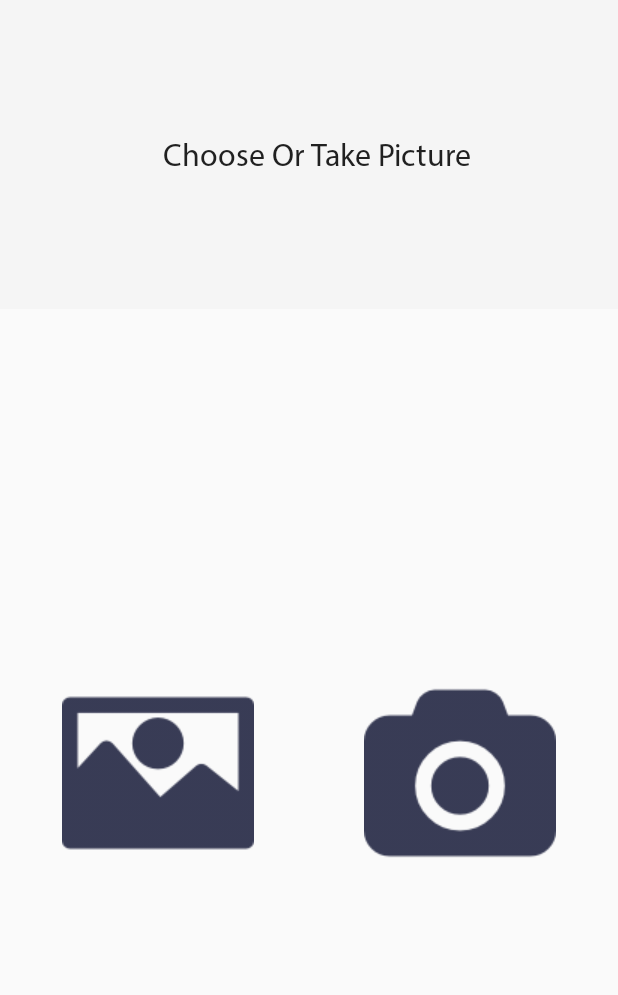
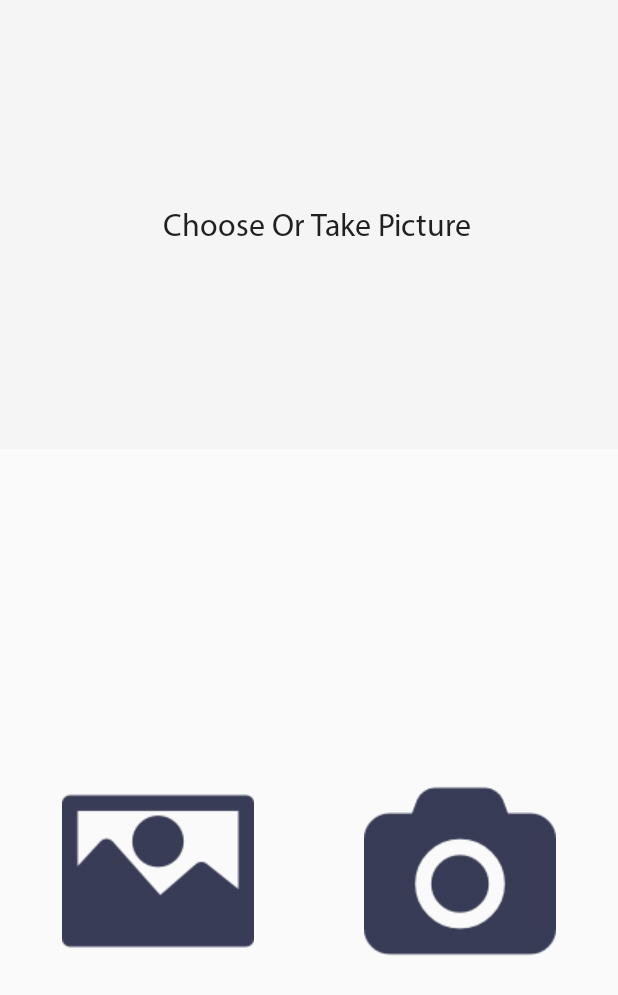
Before and after one commit to zaid06/CaptainManager, an Android app: the layout open_gallery_permission_alert.xml on its own in the app's theme, with its tools: preview values and no code run, on a phone screen of 412 x 824 dp. Shown: the top 995 px of the screen. Run offline under Robolectric (Android 15) with nearby library versions, the phone set to English and light mode, and no system bars.

Commit message:
remaining work

```diff
--- a/app/src/main/res/layout/open_gallery_permission_alert.xml
+++ b/app/src/main/res/layout/open_gallery_permission_alert.xml
@@ -3,14 +3,15 @@
     android:layout_height="match_parent"
     android:background="@color/transparent"
     android:orientation="vertical"
-    android:weightSum="2">
+    android:weightSum="2.2">
+
 
     <LinearLayout
         android:padding="20dp"
         android:layout_width="match_parent"
         android:layout_height="0dp"
         android:layout_gravity="center_vertical"
-        android:layout_weight=".5"
+        android:layout_weight="0.8"
         android:background="@color/offWhite"
         android:orientation="vertical">
 
@@ -20,7 +21,8 @@
             android:gravity="center"
             android:paddingLeft="10dp"
             android:text="Choose Or Take Picture"
-            android:textSize="21sp" />
+            android:textSize="21sp"
+            android:id="@+id/regularCustomTextView" />
     </LinearLayout>
 
     <LinearLayout
```
Also changed, not shown: app/src/main/java/bilal/com/captain/MainActivity.java (+7 -6 lines), app/src/main/java/bilal/com/captain/MapsRouting.java (+13 -0 lines), app/src/main/java/bilal/com/captain/imageViewActivity/ImageViewActivity.java (+7 -5 lines), app/src/main/res/layout/activity_maps_routing.xml (+11 -0 lines).
